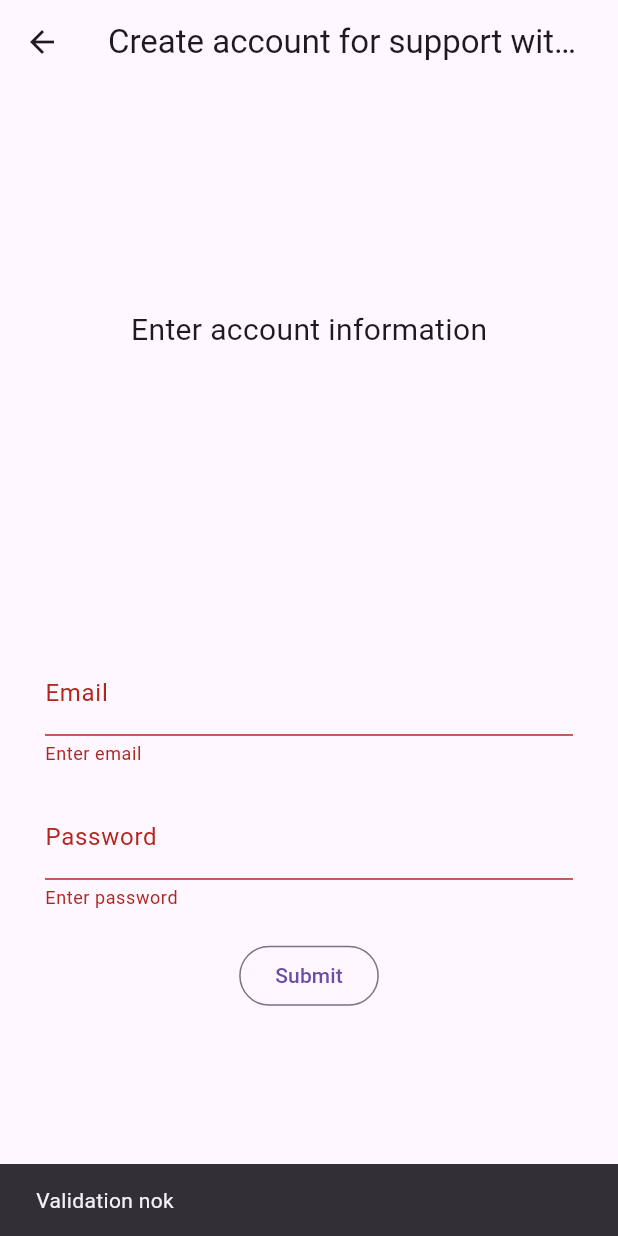
After one commit to ChristianMA19/controlarPersonal_remoto, a Flutter app: the SignUpPage screen opened directly, after a tap on "Submit", on a phone screen of 412 x 824 dp. The commit adds this screen. Run offline on Flutter 3.47's test engine with Material 3 defaults, Android fonts, the phone set to English and light mode, and no system bars; our stand-ins replace get.

Commit message:
signup for supporters via coordinators

```diff
--- a/lib/main.dart
+++ b/lib/main.dart
@@ -1,6 +1,8 @@
 import 'package:flutter/material.dart';
 import 'package:get/get.dart';
 import 'ui/pages/authentication/login.dart';
+import 'ui/pages/authentication/signup.dart';
+
 
 void main() {
   runApp(const MyApp());
--- /dev/null
+++ b/lib/ui/pages/authentication/signup.dart
@@ -0,0 +1,130 @@
+import 'package:flutter/material.dart';
+import 'package:flutter/foundation.dart' show kIsWeb;
+import 'package:get/get.dart';
+
+class SignUpPage extends StatefulWidget {
+  const SignUpPage({Key? key}) : super(key: key);
+
+  @override
+  State<SignUpPage> createState() => _SignUpPageState();
+}
+
+class _SignUpPageState extends State<SignUpPage> {
+  final _formKey = GlobalKey<FormState>();
+  final _emailController = TextEditingController();
+  final _passwordController = TextEditingController();
+
+  @override
+  Widget build(BuildContext context) {
+    return Scaffold(
+      resizeToAvoidBottomInset: false,
+      appBar: AppBar(
+        title: const Text("Create account for support with email and password"),
+      ),
+      body: Center(
+        child: Padding(
+          padding: const EdgeInsets.fromLTRB(0, 0, 0, 0),
+          child: Row(
+            mainAxisAlignment: MainAxisAlignment.center,
+            children: [
+              if (kIsWeb)
+                Container(
+                  width: MediaQuery.of(context).size.width * 0.5,
+                  height: MediaQuery.of(context).size.height,
+                  margin: const EdgeInsets.only(right: 20),
+                  child: Column(
+                    mainAxisAlignment: MainAxisAlignment.center,
+                    children: [
+
+                      Image.asset(
+                        'lib/assets/images/support.png', // Ruta de la imagen
+                      ),
+                      // You can add any content you want to show here
+                    ],
+                  ),
+                ),
+              Expanded(
+                child: Form(
+                  key: _formKey,
+                  child: Column(
+                    mainAxisAlignment: MainAxisAlignment.center,
+                    children: [
+                      const Text(
+                        'Enter account information',
+                        style: TextStyle(fontSize: 20),
+                      ),
+                      const SizedBox(
+                        height: 200,
+                      ),
+                      Container(
+                        margin: const EdgeInsets.only(right: 30,left: 30),
+                        child:TextFormField(
+                        key: const Key('TextFormFieldSignUpEmail'),
+                        controller: _emailController,
+                        decoration: const InputDecoration(labelText: 'Email'),
+                        validator: (value) {
+                          if (value!.isEmpty) {
+                            return "Enter email";
+                          } else if (!value.contains('@')) {
+                            return "Enter valid email address";
+                          }
+                          return null;
+                        },
+                      ),
+                      ),
+
+                      const SizedBox(
+                        height: 20,
+                      ),
+                      Container(
+                        margin: const EdgeInsets.only(right: 30,left: 30),
+                        child:TextFormField(
+                        key: const Key('TextFormFieldSignUpPassword'),
+                        controller: _passwordController,
+                        decoration:
+                            const InputDecoration(labelText: "Password"),
+                        keyboardType: TextInputType.number,
+                        obscureText: true,
+                        validator: (value) {
+                          if (value!.isEmpty) {
+                            return "Enter password";
+                          } else if (value.length < 6) {
+                            return "Password should have at least 6 characters";
+                          }
+                          return null;
+                        },
+                      ),
+                      ),
+
+                      const SizedBox(
+                        height: 20,
+                      ),
+                      OutlinedButton(
+                          key: const Key('ButtonSignUpSubmit'),
+                          onPressed: () {
+                            // this line dismiss the keyboard by taking away the focus of the TextFormField and giving it to an unused
+                            FocusScope.of(context).requestFocus(FocusNode());
+                            final form = _formKey.currentState;
+                            form!.save();
+                            if (form.validate()) {
+                              Get.back();
+                            } else {
+                              const snackBar = SnackBar(
+                                content: Text('Validation nok'),
+                              );
+                              ScaffoldMessenger.of(context)
+                                  .showSnackBar(snackBar);
+                         }
+                          },
+                          child: const Text("Submit")),
+                    ],
+                  ),
+                ),
+              ),
+            ],
+          ),
+        ),
+      ),
+    );
+  }
+}
--- a/lib/ui/pages/content/home_cord.dart
+++ b/lib/ui/pages/content/home_cord.dart
@@ -1,3 +1,4 @@
+import 'package:controlarpersonal_remoto/ui/pages/authentication/signup.dart';
 import 'package:flutter/material.dart';
 import 'package:get/get.dart';
 import '../authentication/login.dart';
@@ -13,6 +14,7 @@ class HomePageCord extends StatelessWidget {
   Widget build(BuildContext context) {
     return Scaffold(
       appBar: AppBar(
+        backgroundColor: Colors.grey,
         title: const Text("Home"),
         actions: [
           IconButton(
@@ -28,7 +30,17 @@ class HomePageCord extends StatelessWidget {
         ],
       ),
       body: const Center(child: Text("Welcome to form controller coordinator")),
-
+      floatingActionButton: Icons.add == null
+          ? null
+          : FloatingActionButton(
+              key: const Key('ButtonHomeAdd'),
+              onPressed: () {
+                Get.to(() => const SignUpPage(
+                        key: Key('SignUpPage'),
+                      ));
+              },
+              child: const Icon(Icons.add),
+            )
     );
   }
 }
```
Also changed, not shown: lib/assets/images/support.png (added), 1 other file.
